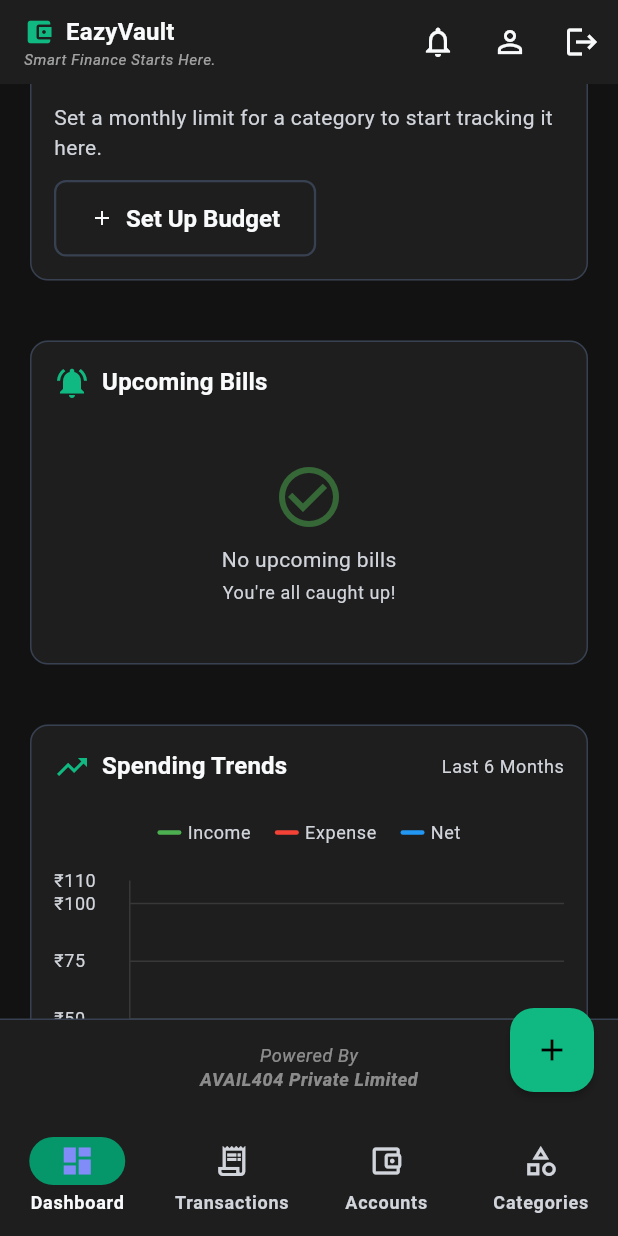
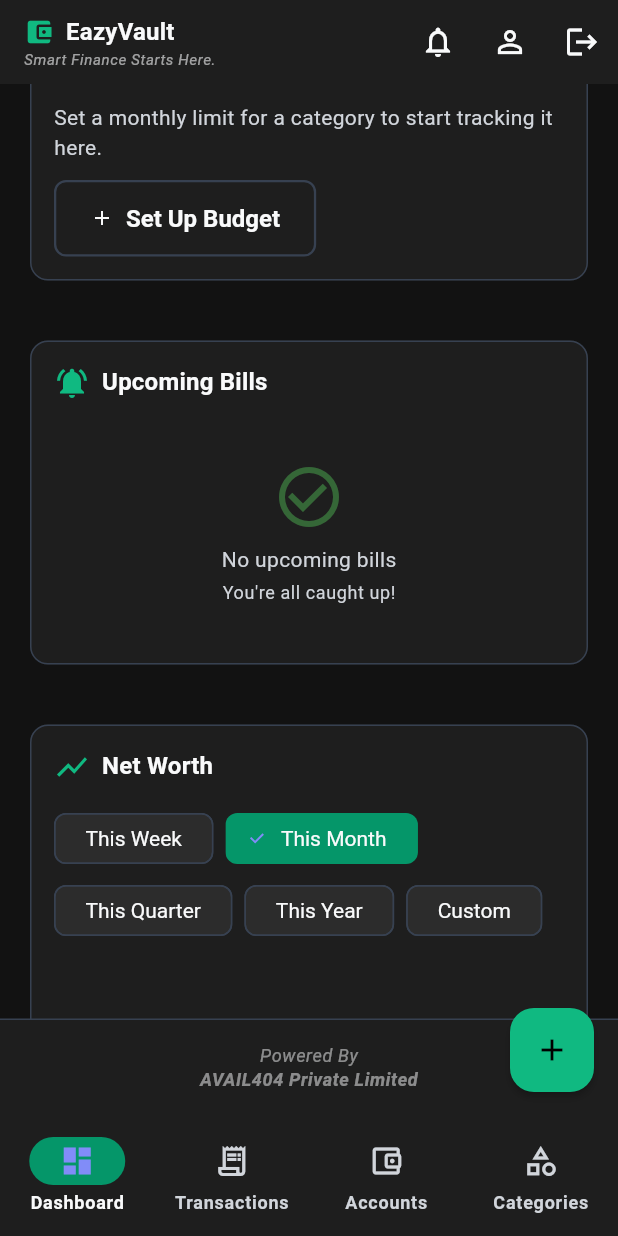
Before and after one commit to kumaranindian/eazy-vault, a Flutter app: the screen it shows once a user with an empty profile is signed in, scrolled down 1728 dp, on a phone screen of 412 x 824 dp. Run offline on Flutter 3.47's test engine with Material 3 defaults, Android fonts, the phone set to English and light mode, and no system bars; drawn by our look-alikes of fl_chart; our stand-ins replace cloud_firestore, firebase_analytics, firebase_auth, firebase_core, firebase_crashlytics, flutter_riverpod and 8 more; missing offline and left inert: dart:html, excel; accounts and stored records are empty; generated files the repository leaves out were written again.

Commit message:
feat: add net worth history
New dashboard chart showing total net worth over time (this week/
month/quarter/year, or a custom range). There's no balance-snapshot
collection, so it's reconstructed from existing data: opening balances
plus every account's transaction history, reduced with
AccountBalanceService.signedAmountFor — the same primitive account
statements already use, so this never re-derives balance math
independently. "Fiscal year" is treated as the calendar year since no
fiscal-year concept exists elsewhere in the app.

Co-Authored-By: Claude Sonnet 5 <noreply@anthropic.com>

```diff
--- /dev/null
+++ b/lib/features/dashboard/domain/models/net_worth_point.dart
@@ -0,0 +1,23 @@
+enum NetWorthGranularity {
+  day,
+  week,
+  month;
+
+  /// Day buckets for ranges up to ~2 months, week buckets up to ~6 months,
+  /// month buckets beyond that — keeps the point count reasonable for a
+  /// chart regardless of the selected range.
+  factory NetWorthGranularity.forRange(DateTime start, DateTime end) {
+    final days = end.difference(start).inDays;
+    if (days <= 62) return NetWorthGranularity.day;
+    if (days <= 180) return NetWorthGranularity.week;
+    return NetWorthGranularity.month;
+  }
+}
+
+/// Net worth (sum of every account's balance) as of [date].
+class NetWorthPoint {
+  const NetWorthPoint({required this.date, required this.netWorth});
+
+  final DateTime date;
+  final double netWorth;
+}
--- a/lib/features/dashboard/presentation/pages/dashboard_page.dart
+++ b/lib/features/dashboard/presentation/pages/dashboard_page.dart
@@ -34,6 +34,7 @@ import '../widgets/loans_summary_card.dart';
 import '../widgets/upcoming_bills_widget.dart';
 import '../widgets/spending_trends_chart.dart';
 import '../widgets/category_breakdown_chart.dart';
+import '../widgets/net_worth_chart.dart';
 import '../widgets/budgets_summary_card.dart';
 import '../../../budgets/presentation/widgets/budgets_modal.dart';
 import '../../../recurring_transactions/presentation/providers/recurring_catch_up_provider.dart';
@@ -311,6 +312,9 @@ class DashboardPage extends ConsumerWidget {
                               UpcomingBillsWidget(),
                             ],
                           ),
+                          AppSpacing.gapXL,
+                          // Net Worth Chart
+                          const NetWorthChart(),
                           AppSpacing.gapXL,
                           // Spending Trends Chart
                           const SpendingTrendsChart(),
--- /dev/null
+++ b/lib/features/dashboard/presentation/widgets/net_worth_chart.dart
@@ -0,0 +1,282 @@
+import 'package:fl_chart/fl_chart.dart';
+import 'package:flutter/material.dart';
+import 'package:flutter_riverpod/flutter_riverpod.dart';
+import 'package:intl/intl.dart';
+
+import '../../../../core/extensions/context_extensions.dart';
+import '../../../../core/utils/currency_utils.dart';
+import '../../domain/models/net_worth_point.dart';
+import '../providers/net_worth_provider.dart';
+
+enum _RangePreset { week, month, quarter, year, custom }
+
+class NetWorthChart extends ConsumerStatefulWidget {
+  const NetWorthChart({super.key});
+
+  @override
+  ConsumerState<NetWorthChart> createState() => _NetWorthChartState();
+}
+
+class _NetWorthChartState extends ConsumerState<NetWorthChart> {
+  _RangePreset _preset = _RangePreset.month;
+  DateTimeRange? _customRange;
+
+  ({DateTime start, DateTime end}) get _range {
+    final now = DateTime.now();
+    final today = DateTime(now.year, now.month, now.day);
+    switch (_preset) {
+      case _RangePreset.week:
+        return (start: today.subtract(const Duration(days: 6)), end: today);
+      case _RangePreset.month:
+        return (start: DateTime(today.year, today.month - 1, today.day), end: today);
+      case _RangePreset.quarter:
+        return (start: DateTime(today.year, today.month - 3, today.day), end: today);
+      case _RangePreset.year:
+        // Treated the same as a fiscal year — this app has no separate
+        // fiscal-year configuration anywhere else.
+        return (start: DateTime(today.year - 1, today.month, today.day), end: today);
+      case _RangePreset.custom:
+        final range = _customRange;
+        if (range == null) return (start: DateTime(today.year, today.month - 1, today.day), end: today);
+        return (start: range.start, end: range.end);
+    }
+  }
+
+  Future<void> _pickCustomRange() async {
+    final now = DateTime.now();
+    final picked = await showDateRangePicker(
+      context: context,
+      firstDate: DateTime(2000),
+      lastDate: now,
+      initialDateRange: _customRange ??
+          DateTimeRange(start: now.subtract(const Duration(days: 30)), end: now),
+    );
+    if (picked != null) {
+      setState(() {
+        _customRange = picked;
+        _preset = _RangePreset.custom;
+      });
+    }
+  }
+
+  @override
+  Widget build(BuildContext context) {
+    final range = _range;
+    final historyAsync = ref.watch(
+      netWorthHistoryProvider(startDate: range.start, endDate: range.end),
+    );
+
+    return Card(
+      child: Padding(
+        padding: const EdgeInsets.all(16),
+        child: Column(
+          crossAxisAlignment: CrossAxisAlignment.start,
+          children: [
+            Row(
+              children: [
+                Icon(Icons.show_chart, color: context.colorScheme.primary),
+                const SizedBox(width: 8),
+                Expanded(
+                  child: Text(
+                    'Net Worth',
+                    style: context.textTheme.titleMedium?.copyWith(fontWeight: FontWeight.bold),
+                    overflow: TextOverflow.ellipsis,
+                  ),
+                ),
+                historyAsync.maybeWhen(
+                  data: (points) => points.isEmpty
+                      ? const SizedBox.shrink()
+                      : Text(
+                          CurrencyUtils.format(points.last.netWorth),
+                          style: context.textTheme.titleMedium?.copyWith(
+                            fontWeight: FontWeight.bold,
+                            color: context.colorScheme.primary,
+                          ),
+                        ),
+                  orElse: () => const SizedBox.shrink(),
+                ),
+              ],
+            ),
+            const SizedBox(height: 12),
+            Wrap(
+              spacing: 8,
+              children: [
+                _rangeChip('This Week', _RangePreset.week),
+                _rangeChip('This Month', _RangePreset.month),
+                _rangeChip('This Quarter', _RangePreset.quarter),
+                _rangeChip('This Year', _RangePreset.year),
+                ChoiceChip(
+                  label: Text(
+                    _preset == _RangePreset.custom && _customRange != null
+                        ? '${DateFormat('d MMM').format(_customRange!.start)} - '
+                            '${DateFormat('d MMM').format(_customRange!.end)}'
+                        : 'Custom',
+                  ),
+                  selected: _preset == _RangePreset.custom,
+                  onSelected: (_) => _pickCustomRange(),
+                ),
+              ],
+            ),
+            const SizedBox(height: 16),
+            historyAsync.when(
+              data: (points) {
+                if (points.length < 2 || points.every((p) => p.netWorth == points.first.netWorth)) {
+                  if (points.isEmpty) return _buildEmpty(context);
+                }
+                return SizedBox(
+                  height: context.isMobile ? 200 : 260,
+                  child: LineChart(_buildChartData(context, points)),
+                );
+              },
+              loading: () => const SizedBox(
+                height: 200,
+                child: Center(child: CircularProgressIndicator()),
+              ),
+              error: (error, _) => SizedBox(
+                height: 200,
+                child: Center(
+                  child: Column(
+                    mainAxisSize: MainAxisSize.min,
+                    children: [
+                      Text(
+                        'Failed to load net worth history',
+                        style: TextStyle(color: context.colorScheme.error),
+                      ),
+                      TextButton.icon(
+                        onPressed: () => ref.invalidate(
+                          netWorthHistoryProvider(startDate: range.start, endDate: range.end),
+                        ),
+                        icon: const Icon(Icons.refresh, size: 18),
+                        label: const Text('Retry'),
+                      ),
+                    ],
+                  ),
+                ),
+              ),
+            ),
+          ],
+        ),
+      ),
+    );
+  }
+
+  Widget _rangeChip(String label, _RangePreset preset) {
+    return ChoiceChip(
+      label: Text(label),
+      selected: _preset == preset,
+      onSelected: (_) => setState(() => _preset = preset),
+    );
+  }
+
+  Widget _buildEmpty(BuildContext context) {
+    return SizedBox(
+      height: 200,
+      child: Center(
+        child: Column(
+          mainAxisAlignment: MainAxisAlignment.center,
+          children: [
+            Icon(Icons.show_chart, size: 48, color: Colors.grey.withOpacity(0.5)),
+            const SizedBox(height: 8),
+            Text(
+              'No account history for this range',
+              style: context.textTheme.bodyMedium?.copyWith(
+                color: context.colorScheme.onSurfaceVariant,
+              ),
+            ),
+          ],
+        ),
+      ),
+    );
+  }
+
+  LineChartData _buildChartData(BuildContext context, List<NetWorthPoint> points) {
+    final spots = [
+      for (var i = 0; i < points.length; i++) FlSpot(i.toDouble(), points[i].netWorth),
+    ];
+    final values = points.map((p) => p.netWorth);
+    final maxValue = values.reduce((a, b) => a > b ? a : b);
+    final minValue = values.reduce((a, b) => a < b ? a : b);
+    final span = (maxValue - minValue).abs();
+    final interval = span > 0 ? span / 4 : 100.0;
+
+    return LineChartData(
+      gridData: FlGridData(
+        show: true,
+        drawVerticalLine: false,
+        horizontalInterval: interval,
+        getDrawingHorizontalLine: (value) => FlLine(
+          color: Colors.grey.withOpacity(0.2),
+          strokeWidth: 1,
+        ),
+      ),
+      titlesData: FlTitlesData(
+        rightTitles: const AxisTitles(sideTitles: SideTitles(showTitles: false)),
+        topTitles: const AxisTitles(sideTitles: SideTitles(showTitles: false)),
+        bottomTitles: AxisTitles(
+          sideTitles: SideTitles(
+            showTitles: true,
+            reservedSize: 30,
+            interval: (points.length / 5).ceilToDouble().clamp(1, points.length.toDouble()),
+            getTitlesWidget: (value, meta) {
+              final index = value.toInt();
+              if (index < 0 || index >= points.length) return const SizedBox.shrink();
+              return Padding(
+                padding: const EdgeInsets.only(top: 8),
+                child: Text(
+                  DateFormat('d MMM').format(points[index].date),
+                  style: context.textTheme.bodySmall,
+                ),
+              );
+            },
+          ),
+        ),
+        leftTitles: AxisTitles(
+          sideTitles: SideTitles(
+            showTitles: true,
+            reservedSize: 56,
+            interval: interval,
+            getTitlesWidget: (value, meta) => Text(
+              CurrencyUtils.formatCompact(value),
+              style: context.textTheme.bodySmall,
+            ),
+          ),
+        ),
+      ),
+      borderData: FlBorderData(
+        show: true,
+        border: Border(
+          bottom: BorderSide(color: Colors.grey.withOpacity(0.2)),
+          left: BorderSide(color: Colors.grey.withOpacity(0.2)),
+        ),
+      ),
+      minX: 0,
+      maxX: (points.length - 1).toDouble(),
+      minY: minValue < 0 ? minValue * 1.1 : minValue * 0.95,
+      maxY: maxValue * 1.05,
+      lineTouchData: LineTouchData(
+        touchTooltipData: LineTouchTooltipData(
+          getTooltipItems: (touchedSpots) => touchedSpots.map((spot) {
+            return LineTooltipItem(
+              CurrencyUtils.format(spot.y),
+              const TextStyle(color: Colors.white, fontWeight: FontWeight.bold, fontSize: 12),
+            );
+          }).toList(),
+        ),
+      ),
+      lineBarsData: [
+        LineChartBarData(
+          spots: spots,
+          isCurved: true,
+          color: context.colorScheme.primary,
+          barWidth: 3,
+          isStrokeCapRound: true,
+          dotData: const FlDotData(show: false),
+          belowBarData: BarAreaData(
+            show: true,
+            color: context.colorScheme.primary.withOpacity(0.1),
+          ),
+        ),
+      ],
+    );
+  }
+}
```
Also changed, not shown: lib/features/dashboard/domain/services/net_worth_calculator.dart (added, +64 -0 lines), lib/features/dashboard/domain/services/net_worth_service.dart (added, +88 -0 lines), lib/features/dashboard/presentation/providers/net_worth_provider.dart (added, +30 -0 lines), 2 other files.
